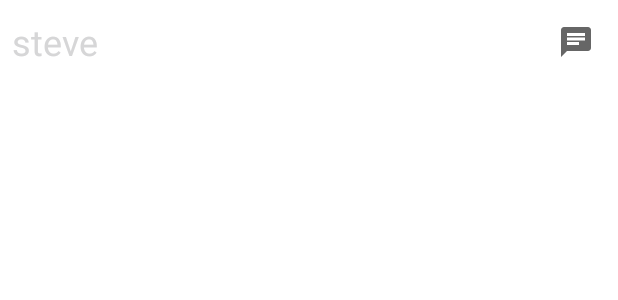
After one commit to junyeong-nero/Pavlov, an Android app: the layout inflate_profile.xml on its own in the app's theme, with its tools: preview values and no code run, on a phone screen of 412 x 824 dp. The commit adds this screen. Shown: the top 300 px of the screen. Run offline under Robolectric (Android 15) with nearby library versions, the phone set to English and light mode, and no system bars.

Commit message:
채팅기능 추가. 일단 chatId를 hello static하게 만들어놨는데, 두개의 uId를 가지고 hashcode를 만들어서 사용하게 수정해야 한다.

```diff
--- a/app/src/main/AndroidManifest.xml
+++ b/app/src/main/AndroidManifest.xml
@@ -14,7 +14,8 @@
         android:roundIcon="@mipmap/ic_launcher_round"
         android:supportsRtl="true"
         android:theme="@style/Theme.Test_Firebase.NoActionBar">
-        <activity android:name=".Activities.SearchActivity"></activity>
+        <activity android:name=".Activities.ChatActivity"></activity>
+        <activity android:name=".Activities.SearchActivity" />
         <activity android:name=".Activities.PermissionActivity">
             <intent-filter>
                 <action android:name="android.intent.action.MAIN" />
--- a/app/src/main/java/ad/agio/test_firebase/controller/NotificationController.java
+++ b/app/src/main/java/ad/agio/test_firebase/controller/NotificationController.java
@@ -26,7 +26,7 @@ public class NotificationController {
 
     public NotificationController(Consumer<Notification> consumer) {
         this.mDatabase = FirebaseDatabase.getInstance().getReference().child("notification");
-        this.mDatabase.addValueEventListener(new ValueEventListener() {
+        this.mDatabase.addListenerForSingleValueEvent(new ValueEventListener() {
             @Override
             public void onDataChange(@NonNull DataSnapshot dataSnapshot) {
                 // Get Post object and use the values to update the UI
--- /dev/null
+++ b/app/src/main/res/drawable/ic_chat.xml
@@ -0,0 +1,10 @@
+<vector xmlns:android="http://schemas.android.com/apk/res/android"
+    android:width="24dp"
+    android:height="24dp"
+    android:viewportWidth="24"
+    android:viewportHeight="24"
+    android:tint="?attr/colorControlNormal">
+  <path
+      android:fillColor="@android:color/white"
+      android:pathData="M20,2L4,2c-1.1,0 -1.99,0.9 -1.99,2L2,22l4,-4h14c1.1,0 2,-0.9 2,-2L22,4c0,-1.1 -0.9,-2 -2,-2zM6,9h12v2L6,11L6,9zM14,14L6,14v-2h8v2zM18,8L6,8L6,6h12v2z"/>
+</vector>
--- /dev/null
+++ b/app/src/main/res/layout/inflate_profile.xml
@@ -0,0 +1,29 @@
+<?xml version="1.0" encoding="utf-8"?>
+<androidx.constraintlayout.widget.ConstraintLayout xmlns:android="http://schemas.android.com/apk/res/android"
+    android:layout_width="match_parent"
+    android:layout_height="match_parent"
+    xmlns:app="http://schemas.android.com/apk/res-auto">
+
+    <TextView
+        android:padding="8dp"
+        android:text="steve"
+        android:textSize="24sp"
+        android:textColor="@color/black"
+        android:gravity="center_vertical"
+        android:id="@+id/text_nickname"
+        app:layout_constraintTop_toTopOf="parent"
+        android:layout_marginEnd="56dp"
+        android:layout_width="match_parent"
+        android:layout_height="56dp"/>
+
+    <ImageButton
+        android:id="@+id/button_chat"
+        android:src="@drawable/ic_chat"
+        android:padding="8dp"
+        android:background="@drawable/ripple_circle"
+        app:layout_constraintTop_toTopOf="parent"
+        app:layout_constraintStart_toEndOf="@id/text_nickname"
+        android:layout_width="56dp"
+        android:layout_height="56dp"/>
+
+</androidx.constraintlayout.widget.ConstraintLayout>
--- a/build.gradle
+++ b/build.gradle
@@ -5,7 +5,7 @@ buildscript {
         jcenter()
     }
     dependencies {
-        classpath "com.android.tools.build:gradle:4.1.1"
+        classpath 'com.android.tools.build:gradle:4.1.2'
         classpath 'com.google.gms:google-services:4.3.4'
         // NOTE: Do not place your application dependencies here; they belong
         // in the individual module build.gradle files
```
Also changed, not shown: app/src/main/java/ad/agio/test_firebase/Activities/ChatActivity.java (added, +142 -0 lines), app/src/main/java/ad/agio/test_firebase/Activities/SearchActivity.java (+27 -4 lines), app/src/main/java/ad/agio/test_firebase/controller/UserController.java (+36 -3 lines), app/src/main/java/ad/agio/test_firebase/domain/Chat.java (added, +47 -0 lines), app/src/main/res/drawable/ic_baseline_send_24.xml (added, +11 -0 lines), app/src/main/res/layout/activity_chat.xml (added, +36 -0 lines), app/src/main/res/layout/activity_search.xml (+26 -22 lines).
